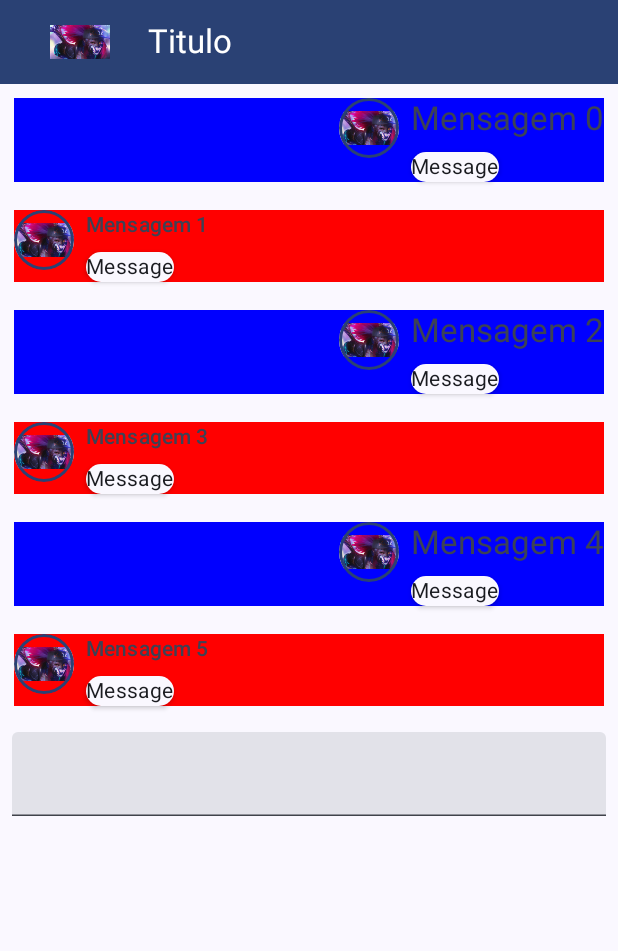
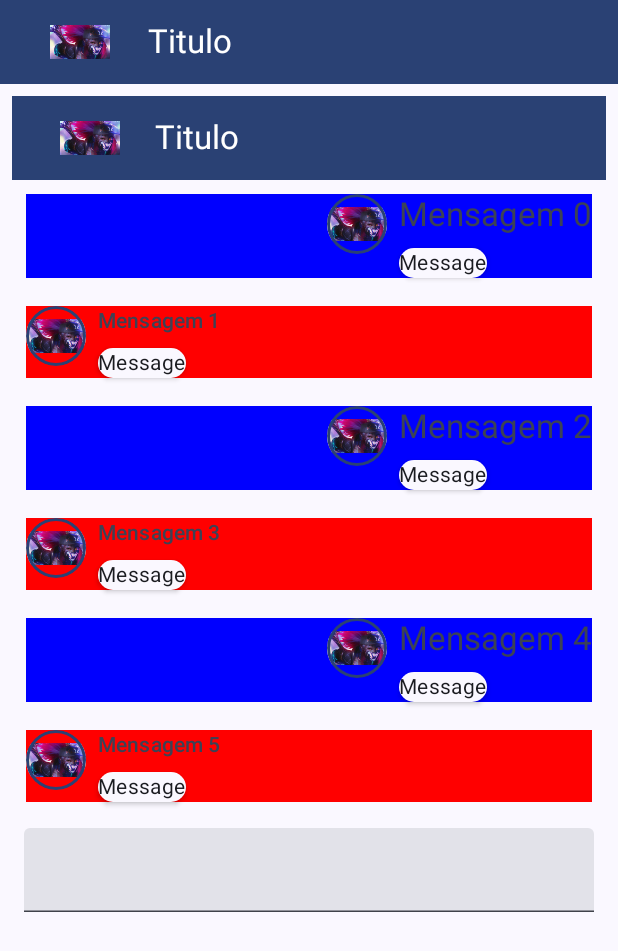
Before and after one commit to valmirc17/DSM-5-Kotlin, an Android app built with Jetpack Compose: the screen it shows after launch (MainActivity), on a phone screen of 412 x 824 dp. Shown: the top 951 px of the screen. Run offline under Robolectric (Android 15) with nearby library versions, the phone set to English and light mode, and no system bars.

Commit message:
Refatoração das Columns

```diff
--- a/MaterialDesign/app/src/main/java/com/example/materialdesign/MainActivity.kt
+++ b/MaterialDesign/app/src/main/java/com/example/materialdesign/MainActivity.kt
@@ -18,6 +18,7 @@ import androidx.compose.material3.Surface
 import androidx.compose.material3.Text
 import androidx.compose.material3.TextField
 import androidx.compose.runtime.Composable
+import androidx.compose.ui.Alignment
 import androidx.compose.ui.Modifier
 import androidx.compose.ui.draw.clip
 import androidx.compose.ui.graphics.Color
@@ -147,16 +148,22 @@ fun MessageCardPreview() {
 
 @Composable
 fun Conversation(messages: List<Message>) {
+    Column (      modifier = Modifier
+        .fillMaxSize()
+        .padding(8.dp) ){
+
+        //colocar topBar aqui
+        TopBar( )
         LazyColumn {
             itemsIndexed(messages) { index, message ->
                 val isImpar = index % 2 == 1
                 MessageCard(message = message, isImpar = isImpar)
-
             }
         }
             Row { Modifier
-            .fillMaxWidth()
+                    .fillMaxWidth();
 
+                    Spacer(modifier = Modifier.height(8.dp))
                     TextField(value = "",
                         onValueChange = {},
                         modifier = Modifier
@@ -164,9 +171,11 @@ fun Conversation(messages: List<Message>) {
                             .padding(8.dp))
 
 
-
             }
         }
+    }
+
+
 
 @Preview(showBackground = true)
 @Composable
```
Lines whose indentation alone changed are shown as unchanged.
